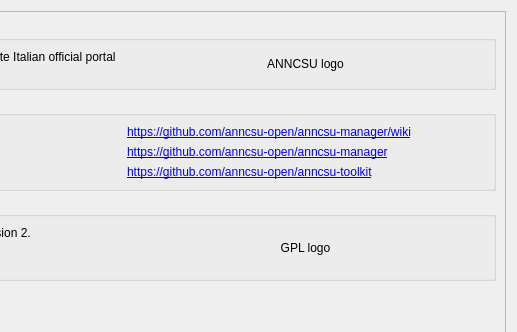
Qt form qgisplugin/anncsu_manager/resources/ui/wizard_about.ui (anncsu-open/anncsu-manager) before a commit; both pictures show x 269 to 786 and y 0 to 332 of the 786 by 664 pixel window.
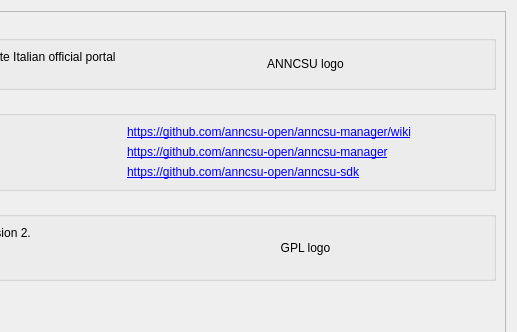
The same form after that commit.

Commit message: correct anncsu-sdk links

```diff
--- a/qgisplugin/anncsu_manager/resources/ui/wizard_about.ui
+++ b/qgisplugin/anncsu_manager/resources/ui/wizard_about.ui
@@ -105,7 +105,7 @@
           <item row="2" column="1">
            <widget class="QLabel" name="label_21">
             <property name="text">
-             <string notr="true">&lt;html&gt;&lt;head/&gt;&lt;body&gt;&lt;p&gt;&lt;a href=&quot;https://github.com/anncsu-open/anncsu_toolkit&quot;&gt;&lt;span style=&quot; text-decoration: underline; color:#0000ff;&quot;&gt;https://github.com/anncsu-open/anncsu-toolkit&lt;/span&gt;&lt;/a&gt;&lt;/p&gt;&lt;/body&gt;&lt;/html&gt;</string>
+             <string notr="true">&lt;html&gt;&lt;head/&gt;&lt;body&gt;&lt;p&gt;&lt;a href=&quot;https://github.com/anncsu-open/anncsu-sdk&quot;&gt;&lt;span style=&quot; text-decoration: underline; color:#0000ff;&quot;&gt;https://github.com/anncsu-open/anncsu-sdk&lt;/span&gt;&lt;/a&gt;&lt;/p&gt;&lt;/body&gt;&lt;/html&gt;</string>
             </property>
             <property name="openExternalLinks">
              <bool>true</bool>
```
